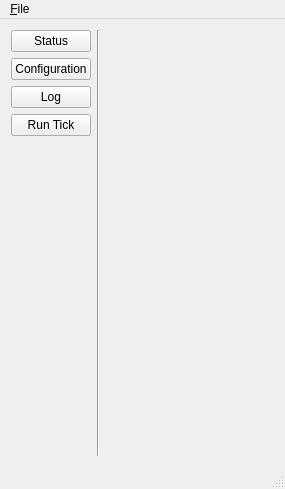
This is mainwindow.ui in jkackley/jeremykackley-dfjobs-improvment as Qt 5 draws it before an edit. The edited form follows.
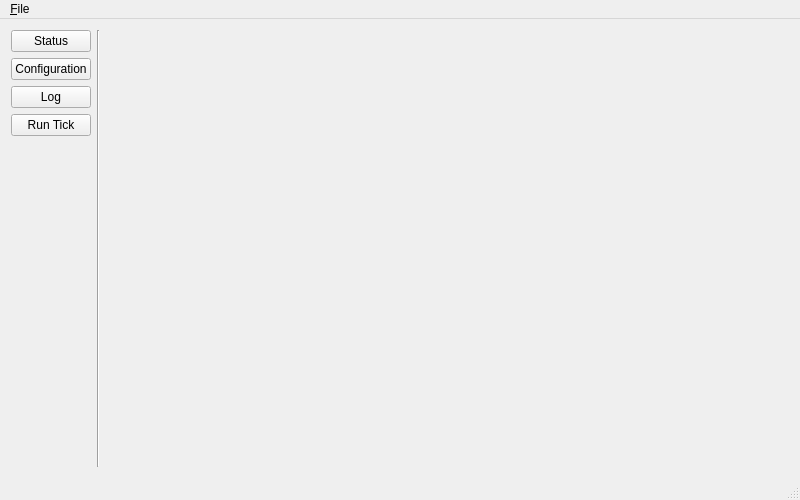
This is the edited form.

```diff
--- a/mainwindow.ui
+++ b/mainwindow.ui
@@ -6,8 +6,8 @@
    <rect>
     <x>0</x>
     <y>0</y>
-    <width>285</width>
-    <height>489</height>
+    <width>800</width>
+    <height>500</height>
    </rect>
   </property>
   <property name="windowTitle">
@@ -77,7 +77,7 @@
     <rect>
      <x>0</x>
      <y>0</y>
-     <width>285</width>
+     <width>800</width>
      <height>21</height>
     </rect>
    </property>
```
Left out of the diff: 2 changed lines with no effect on the pictures.
